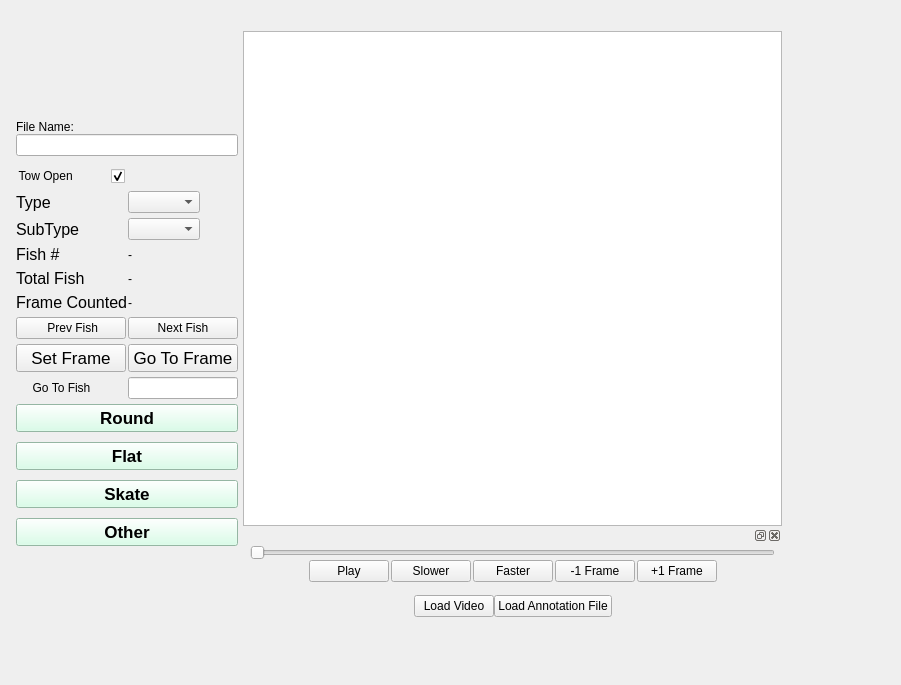
Qt form FishGUI/mainwindow.ui (cvisionai/Tator-Native) before a commit.
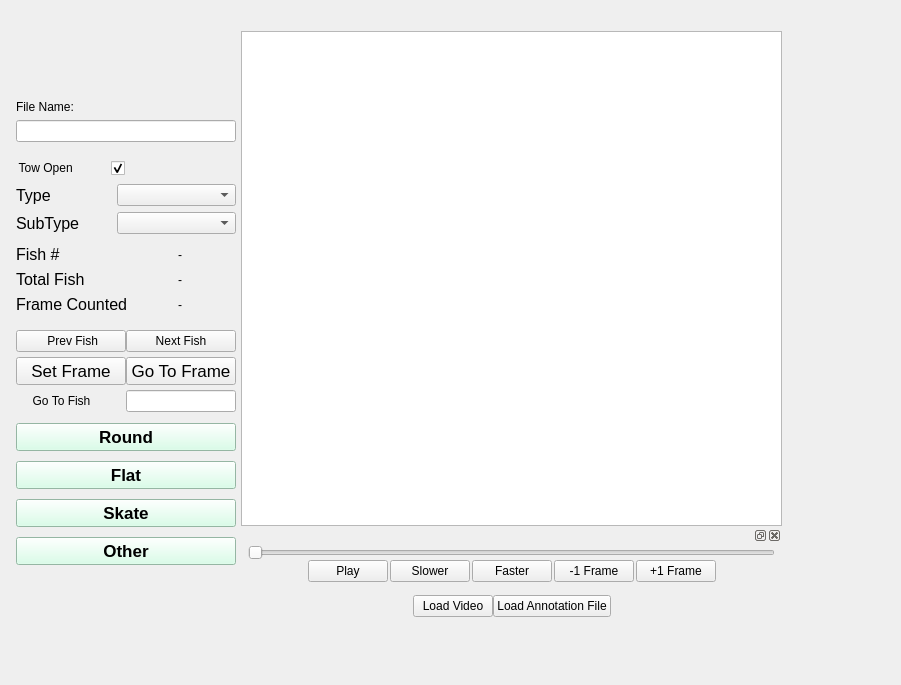
The same form after that commit.

```diff
--- a/FishGUI/mainwindow.ui
+++ b/FishGUI/mainwindow.ui
@@ -23,9 +23,9 @@
       <number>0</number>
      </property>
      <item>
-      <layout class="QVBoxLayout" name="verticalLayout_4" stretch="0,0,0,0,0,0,0">
+      <layout class="QVBoxLayout" name="verticalLayout_4" stretch="0,0,0,0,0,0,0,0,0">
        <property name="spacing">
-        <number>0</number>
+        <number>6</number>
        </property>
        <item>
         <spacer name="verticalSpacer_7">
@@ -113,30 +113,21 @@
         </layout>
        </item>
        <item>
-        <layout class="QFormLayout" name="formLayout">
-         <property name="fieldGrowthPolicy">
-          <enum>QFormLayout::ExpandingFieldsGrow</enum>
-         </property>
-         <property name="labelAlignment">
-          <set>Qt::AlignLeading|Qt::AlignLeft|Qt::AlignVCenter</set>
-         </property>
+        <layout class="QFormLayout" name="formLayout_3">
          <property name="horizontalSpacing">
-          <number>0</number>
-         </property>
-         <property name="verticalSpacing">
-          <number>5</number>
+          <number>35</number>
          </property>
          <property name="leftMargin">
           <number>5</number>
          </property>
          <property name="topMargin">
-          <number>5</number>
+          <number>0</number>
          </property>
          <property name="rightMargin">
           <number>5</number>
          </property>
          <property name="bottomMargin">
-          <number>5</number>
+          <number>0</number>
          </property>
          <item row="0" column="0">
           <widget class="QLabel" name="typeLabel">
@@ -182,7 +173,26 @@
            </property>
           </widget>
          </item>
-         <item row="2" column="0">
+        </layout>
+       </item>
+       <item>
+        <layout class="QFormLayout" name="formLayout_4">
+         <property name="horizontalSpacing">
+          <number>50</number>
+         </property>
+         <property name="leftMargin">
+          <number>5</number>
+         </property>
+         <property name="topMargin">
+          <number>5</number>
+         </property>
+         <property name="rightMargin">
+          <number>5</number>
+         </property>
+         <property name="bottomMargin">
+          <number>5</number>
+         </property>
+         <item row="0" column="0">
           <widget class="QLabel" name="fishNumLabel">
            <property name="font">
             <font>
@@ -194,14 +204,14 @@
            </property>
           </widget>
          </item>
-         <item row="2" column="1">
+         <item row="0" column="1">
           <widget class="QLabel" name="fishNumVal">
            <property name="text">
             <string>-</string>
            </property>
           </widget>
          </item>
-         <item row="3" column="0">
+         <item row="1" column="0">
           <widget class="QLabel" name="totalFishLabel">
            <property name="font">
             <font>
@@ -213,13 +223,60 @@
            </property>
           </widget>
          </item>
-         <item row="3" column="1">
+         <item row="1" column="1">
           <widget class="QLabel" name="totalFishVal">
            <property name="text">
             <string>-</string>
            </property>
           </widget>
          </item>
+         <item row="2" column="0">
+          <widget class="QLabel" name="frameCountedLabel">
+           <property name="font">
+            <font>
+             <pointsize>12</pointsize>
+            </font>
+           </property>
+           <property name="text">
+            <string>Frame Counted</string>
+           </property>
+          </widget>
+         </item>
+         <item row="2" column="1">
+          <widget class="QLabel" name="frameCountedVal">
+           <property name="text">
+            <string>-</string>
+           </property>
+          </widget>
+         </item>
+        </layout>
+       </item>
+       <item>
+        <layout class="QFormLayout" name="formLayout">
+         <property name="fieldGrowthPolicy">
+          <enum>QFormLayout::ExpandingFieldsGrow</enum>
+         </property>
+         <property name="labelAlignment">
+          <set>Qt::AlignLeading|Qt::AlignLeft|Qt::AlignVCenter</set>
+         </property>
+         <property name="horizontalSpacing">
+          <number>0</number>
+         </property>
+         <property name="verticalSpacing">
+          <number>5</number>
+         </property>
+         <property name="leftMargin">
+          <number>5</number>
+         </property>
+         <property name="topMargin">
+          <number>5</number>
+         </property>
+         <property name="rightMargin">
+          <number>5</number>
+         </property>
+         <property name="bottomMargin">
+          <number>5</number>
+         </property>
          <item row="5" column="0">
           <widget class="QPushButton" name="prevFish">
            <property name="minimumSize">
@@ -301,25 +358,6 @@
            </property>
           </widget>
          </item>
-         <item row="4" column="0">
-          <widget class="QLabel" name="frameCountedLabel">
-           <property name="font">
-            <font>
-             <pointsize>12</pointsize>
-            </font>
-           </property>
-           <property name="text">
-            <string>Frame Counted</string>
-           </property>
-          </widget>
-         </item>
-         <item row="4" column="1">
-          <widget class="QLabel" name="frameCountedVal">
-           <property name="text">
-            <string>-</string>
-           </property>
-          </widget>
-         </item>
          <item row="7" column="0">
           <widget class="QLabel" name="goToFishLabel">
            <property name="text">
```
